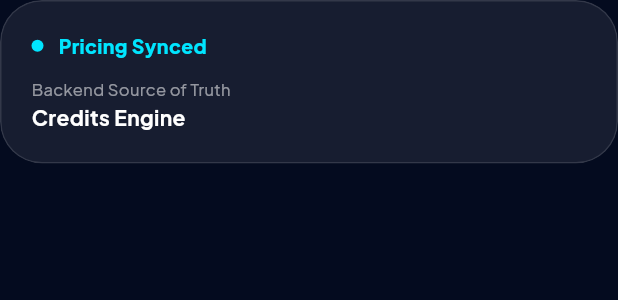
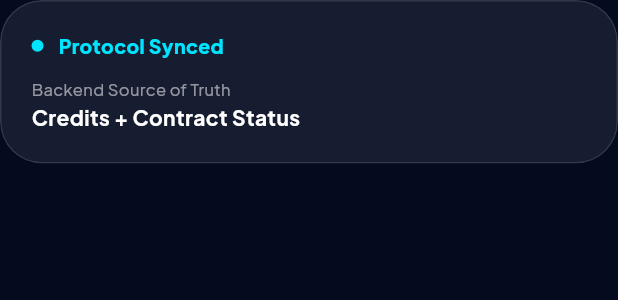
Before and after one commit to Bkzazzau1/pera_x_ui, a Flutter app: the _NetworkStatusWidget widget shown alone on an empty page, opened directly, on a phone screen of 412 x 824 dp. Shown: the top 300 px of the screen. Run offline on Flutter 3.47's test engine with Material 3 defaults, Android fonts, the phone set to English and light mode, and no system bars; our stand-ins replace file_picker, flutter_riverpod, go_router, google_fonts, shared_preferences; accounts and stored records are empty; network calls fail.

Commit message:
Add protocol status to app navigation

```diff
--- a/lib/shared/layout/main_shell.dart
+++ b/lib/shared/layout/main_shell.dart
@@ -331,7 +331,7 @@ class _NetworkStatusWidget extends StatelessWidget {
               _StatusDot(),
               SizedBox(width: 10),
               Text(
-                'Pricing Synced',
+                'Protocol Synced',
                 style: TextStyle(
                   color: PeraXColors.cyan,
                   fontWeight: FontWeight.w900,
@@ -346,7 +346,7 @@ class _NetworkStatusWidget extends StatelessWidget {
             style: TextStyle(color: Colors.white54, fontSize: 11),
           ),
           Text(
-            'Credits Engine',
+            'Credits + Contract Status',
             style: TextStyle(
               color: Colors.white,
               fontWeight: FontWeight.bold,
@@ -454,6 +454,12 @@ const _publicNavItems = [
     outlinedIcon: Icons.dashboard_outlined,
   ),
   _NavItem(
+    label: 'Protocol',
+    path: '/protocol',
+    icon: Icons.verified_rounded,
+    outlinedIcon: Icons.verified_outlined,
+  ),
+  _NavItem(
     label: 'AI Lab',
     path: '/ai-lab',
     icon: Icons.auto_awesome_rounded,
```
